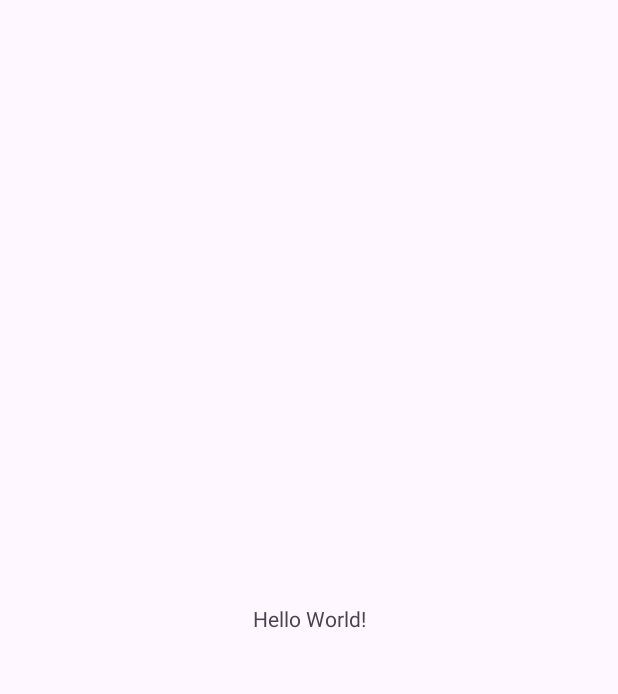
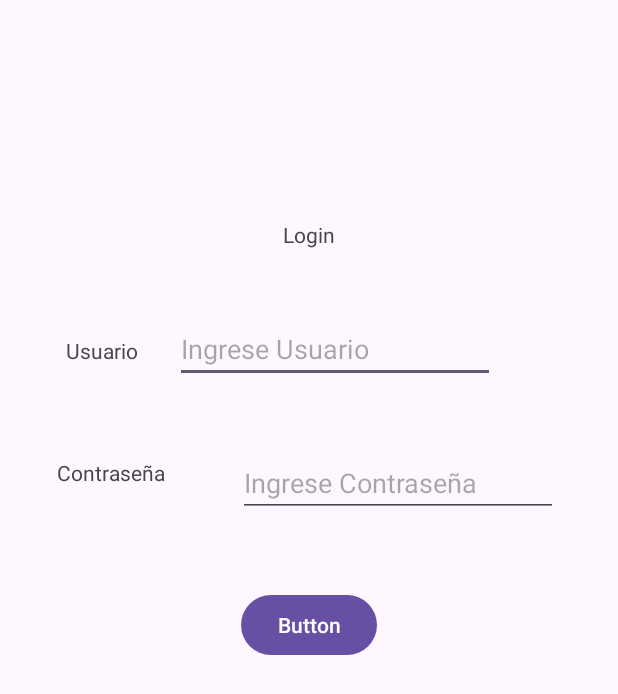
Before and after one commit to htejadag/CM2025EP, an Android app: the screen it shows after launch (MainActivity), on a phone screen of 412 x 824 dp. Before the commit the part shown is almost empty. Shown: the top 694 px of the screen. Run offline under Robolectric (Android 15) with nearby library versions, the phone set to English and light mode, and no system bars.

Commit message:
EXAMEN PARCIAL - FRANKLIN DEL AGUILA

```diff
--- a/app/build.gradle.kts
+++ b/app/build.gradle.kts
@@ -3,11 +3,11 @@ plugins {
 }
 
 android {
-    namespace = "com.example.examenparcial"
+    namespace = "com.fryklaning.appparcialcm"
     compileSdk = 35
 
     defaultConfig {
-        applicationId = "com.example.examenparcial"
+        applicationId = "com.fryklaning.appparcialcm"
         minSdk = 24
         targetSdk = 35
         versionCode = 1
--- a/app/src/main/AndroidManifest.xml
+++ b/app/src/main/AndroidManifest.xml
@@ -10,8 +10,11 @@
         android:label="@string/app_name"
         android:roundIcon="@mipmap/ic_launcher_round"
         android:supportsRtl="true"
-        android:theme="@style/Theme.ExamenParcial"
+        android:theme="@style/Theme.AppParcialCM"
         tools:targetApi="31">
+        <activity
+            android:name=".MainActivity2"
+            android:exported="false" />
         <activity
             android:name=".MainActivity"
             android:exported="true">
--- /dev/null
+++ b/app/src/main/java/com/fryklaning/appparcialcm/MainActivity.java
@@ -0,0 +1,58 @@
+package com.fryklaning.appparcialcm;
+
+import android.content.Intent;
+import android.os.Bundle;
+import android.view.View;
+import android.widget.EditText;
+import android.widget.Toast;
+
+import androidx.activity.EdgeToEdge;
+import androidx.appcompat.app.AppCompatActivity;
+import androidx.core.graphics.Insets;
+import androidx.core.view.ViewCompat;
+import androidx.core.view.WindowInsetsCompat;
+
+public class MainActivity extends AppCompatActivity {
+
+    public EditText etUsuario;
+    public EditText etContra;
+
+
+
+    @Override
+    protected void onCreate(Bundle savedInstanceState) {
+        super.onCreate(savedInstanceState);
+        EdgeToEdge.enable(this);
+        setContentView(R.layout.activity_main);
+        ViewCompat.setOnApplyWindowInsetsListener(findViewById(R.id.main), (v, insets) -> {
+            Insets systemBars = insets.getInsets(WindowInsetsCompat.Type.systemBars());
+            v.setPadding(systemBars.left, systemBars.top, systemBars.right, systemBars.bottom);
+            return insets;
+        });
+
+        etUsuario = findViewById(R.id.txtUsuario);
+        etContra = findViewById(R.id.txtContra);
+
+    }
+
+    public void Ingresar(View view){
+
+        String Usuario = etUsuario.getText().toString();
+        String Contra = etContra.getText().toString();
+
+        if(Usuario.length()>20){
+            Toast.makeText(this, "Movimiento invalido: Usuario maximo 20 carecteres", Toast.LENGTH_SHORT).show();
+        }else{
+            if(Usuario.equals(Contra)){
+                Toast.makeText(this, "Bienvenido", Toast.LENGTH_SHORT).show();
+
+                Intent i = new Intent(this,MainActivity2.class);
+                startActivity(i);
+
+            }else{
+                Toast.makeText(this, "Usuario y contraseña incorrecta", Toast.LENGTH_SHORT).show();
+            }
+        }
+
+    }
+}
--- a/app/src/main/res/layout/activity_main.xml
+++ b/app/src/main/res/layout/activity_main.xml
@@ -8,12 +8,72 @@
     tools:context=".MainActivity">
 
     <TextView
+        android:id="@+id/textView2"
         android:layout_width="wrap_content"
         android:layout_height="wrap_content"
-        android:text="Hello World!"
+        android:text="Login"
         app:layout_constraintBottom_toBottomOf="parent"
         app:layout_constraintEnd_toEndOf="parent"
         app:layout_constraintStart_toStartOf="parent"
-        app:layout_constraintTop_toTopOf="parent" />
+        app:layout_constraintTop_toTopOf="parent"
+        app:layout_constraintVertical_bias="0.182" />
+
+    <TextView
+        android:id="@+id/textView"
+        android:layout_width="wrap_content"
+        android:layout_height="wrap_content"
+        android:text="Usuario"
+        app:layout_constraintBaseline_toBaselineOf="@+id/txtUsuario"
+        app:layout_constraintEnd_toStartOf="@+id/txtUsuario"
+        app:layout_constraintHorizontal_bias="0.642"
+        app:layout_constraintStart_toStartOf="parent" />
+
+    <EditText
+        android:id="@+id/txtUsuario"
+        android:layout_width="wrap_content"
+        android:layout_height="wrap_content"
+        android:layout_marginTop="44dp"
+        android:ems="10"
+        android:hint="Ingrese Usuario"
+        android:maxLength="20"
+        android:inputType="text"
+        app:layout_constraintEnd_toEndOf="@+id/textView2"
+        app:layout_constraintHorizontal_bias="0.542"
+        app:layout_constraintStart_toEndOf="@+id/textView2"
+        app:layout_constraintTop_toBottomOf="@+id/textView2" />
+
+    <EditText
+        android:id="@+id/txtContra"
+        android:layout_width="wrap_content"
+        android:layout_height="wrap_content"
+        android:layout_marginStart="8dp"
+        android:layout_marginTop="44dp"
+        android:ems="10"
+        android:hint="Ingrese Contraseña"
+        android:inputType="textPassword"
+        app:layout_constraintEnd_toEndOf="parent"
+        app:layout_constraintStart_toEndOf="@+id/textView3"
+        app:layout_constraintTop_toBottomOf="@+id/txtUsuario" />
+
+    <TextView
+        android:id="@+id/textView3"
+        android:layout_width="wrap_content"
+        android:layout_height="wrap_content"
+        android:layout_marginStart="38dp"
+        android:layout_marginTop="6dp"
+        android:text="Contraseña"
+        app:layout_constraintStart_toStartOf="parent"
+        app:layout_constraintTop_toTopOf="@+id/txtContra" />
+
+    <Button
+        android:id="@+id/btnIngreso"
+        android:layout_width="wrap_content"
+        android:layout_height="wrap_content"
+        android:layout_marginTop="48dp"
+        android:onClick="Ingresar"
+        android:text="Button"
+        app:layout_constraintEnd_toEndOf="parent"
+        app:layout_constraintStart_toStartOf="parent"
+        app:layout_constraintTop_toBottomOf="@+id/txtContra" />
 
 </androidx.constraintlayout.widget.ConstraintLayout>
--- a/app/src/main/res/values-night/themes.xml
+++ b/app/src/main/res/values-night/themes.xml
@@ -1,6 +1,6 @@
 <resources xmlns:tools="http://schemas.android.com/tools">
     <!-- Base application theme. -->
-    <style name="Base.Theme.ExamenParcial" parent="Theme.Material3.DayNight.NoActionBar">
+    <style name="Base.Theme.AppParcialCM" parent="Theme.Material3.DayNight.NoActionBar">
         <!-- Customize your dark theme here. -->
         <!-- <item name="colorPrimary">@color/my_dark_primary</item> -->
     </style>
--- a/app/src/main/res/values/strings.xml
+++ b/app/src/main/res/values/strings.xml
@@ -1,3 +1,3 @@
 <resources>
-    <string name="app_name">ExamenParcial</string>
+    <string name="app_name">AppParcialCM</string>
 </resources>
--- a/app/src/main/res/values/themes.xml
+++ b/app/src/main/res/values/themes.xml
@@ -1,9 +1,9 @@
 <resources xmlns:tools="http://schemas.android.com/tools">
     <!-- Base application theme. -->
-    <style name="Base.Theme.ExamenParcial" parent="Theme.Material3.DayNight.NoActionBar">
+    <style name="Base.Theme.AppParcialCM" parent="Theme.Material3.DayNight.NoActionBar">
         <!-- Customize your light theme here. -->
         <!-- <item name="colorPrimary">@color/my_light_primary</item> -->
     </style>
 
-    <style name="Theme.ExamenParcial" parent="Base.Theme.ExamenParcial" />
+    <style name="Theme.AppParcialCM" parent="Base.Theme.AppParcialCM" />
 </resources>
--- a/gradle/libs.versions.toml
+++ b/gradle/libs.versions.toml
@@ -1,5 +1,5 @@
 [versions]
-agp = "8.9.1"
+agp = "8.10.0"
 junit = "4.13.2"
 junitVersion = "1.2.1"
 espressoCore = "3.6.1"
--- a/settings.gradle.kts
+++ b/settings.gradle.kts
@@ -19,5 +19,5 @@ dependencyResolutionManagement {
     }
 }
 
-rootProject.name = "ExamenParcial"
+rootProject.name = "AppParcialCM"
 include(":app")
```
Also changed, not shown: app/src/main/java/com/fryklaning/appparcialcm/Datospersonales.java (added, +50 -0 lines), app/src/main/java/com/fryklaning/appparcialcm/MainActivity2.java (added, +88 -0 lines), app/src/main/res/layout/activity_main2.xml (added, +185 -0 lines), gradle/wrapper/gradle-wrapper.properties, 2 other files.
